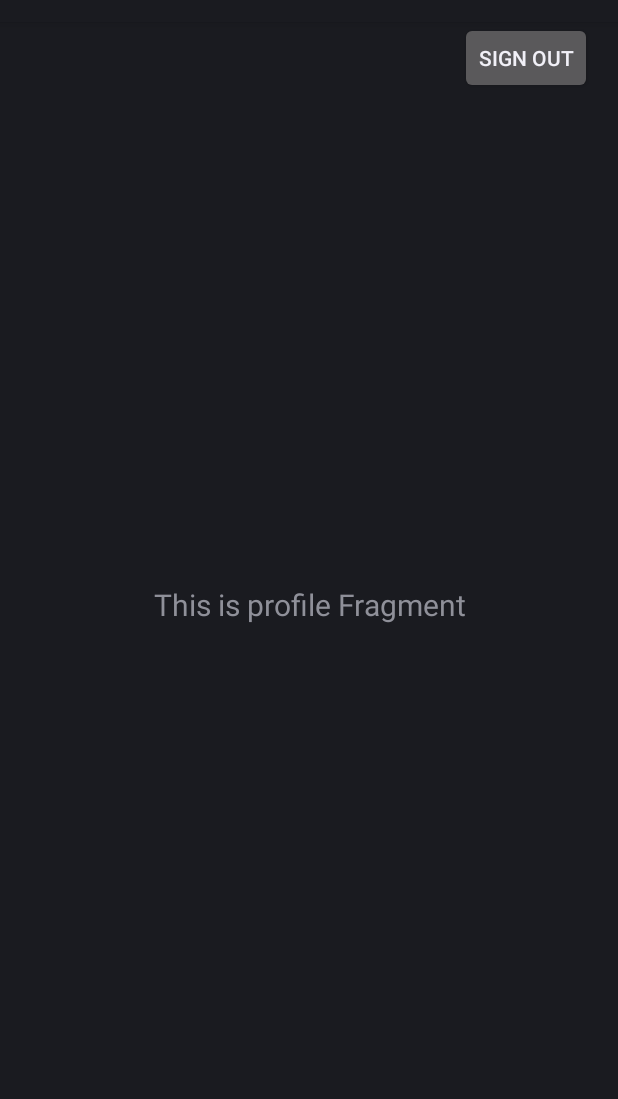
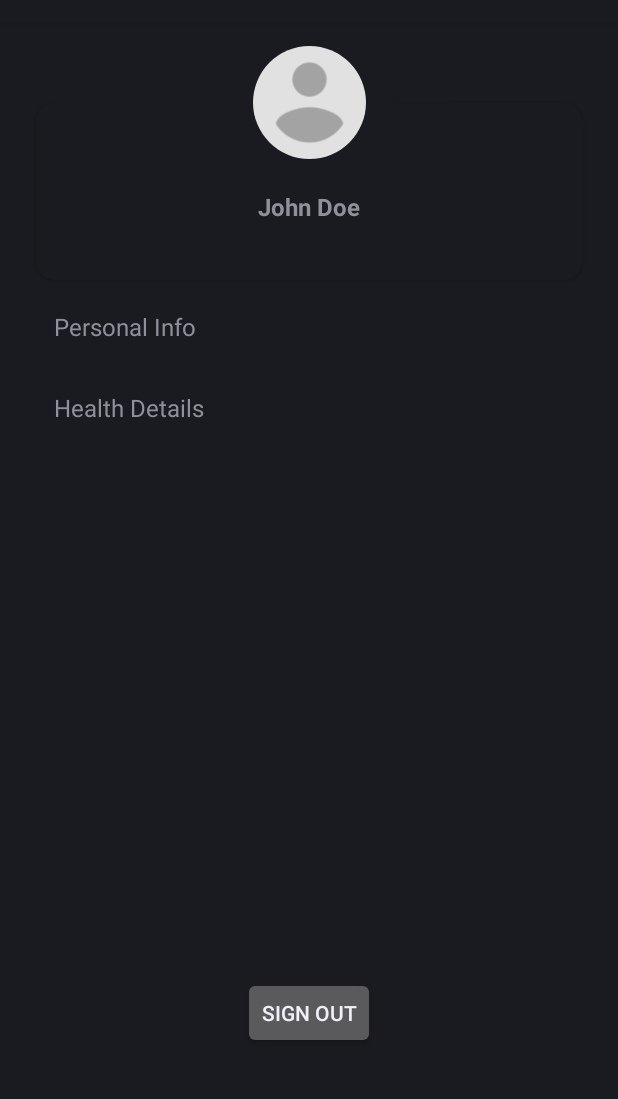
Before and after one commit to amanda849/cs446-project, an Android app built with Jetpack Compose: the fragment ProfileFragment shown on its own in the app's theme, on a phone screen of 412 x 824 dp, the part 62-1161 px from its top. Run offline under Robolectric (Android 15) with nearby library versions, the phone set to English and light mode, and no system bars; our stand-ins replace CircleImageView, Firebase (no records; nobody signed in at launch, a user with empty details on screens opened directly).

Commit message:
base layout for profile page ui

```diff
--- a/app/build.gradle.kts
+++ b/app/build.gradle.kts
@@ -55,6 +55,7 @@ dependencies {
     implementation("androidx.navigation:navigation-ui-ktx:2.7.7")
     implementation("androidx.legacy:legacy-support-v4:1.0.0")
     implementation("com.google.firebase:firebase-firestore-ktx:24.10.3")
+    implementation("de.hdodenhof:circleimageview:3.1.0")
     testImplementation("junit:junit:4.13.2")
     testImplementation("org.junit.jupiter:junit-jupiter:5.8.1")
     androidTestImplementation("androidx.test.ext:junit:1.1.5")
--- a/app/src/main/java/cs486/splash/ui/profile/ProfileFragment.kt
+++ b/app/src/main/java/cs486/splash/ui/profile/ProfileFragment.kt
@@ -31,8 +31,8 @@ class ProfileFragment : Fragment() {
         _binding = FragmentProfileBinding.inflate(inflater, container, false)
         val root: View = binding.root
 
-        val textView: TextView = binding.textProfile
-        profileViewModel.text.observe(viewLifecycleOwner) {
+        val textView: TextView = binding.userEmail
+        profileViewModel.useremail.observe(viewLifecycleOwner) {
             textView.text = it
         }
 
--- a/app/src/main/java/cs486/splash/ui/profile/ProfileViewModel.kt
+++ b/app/src/main/java/cs486/splash/ui/profile/ProfileViewModel.kt
@@ -3,10 +3,11 @@ package cs486.splash.ui.profile
 import androidx.lifecycle.LiveData
 import androidx.lifecycle.MutableLiveData
 import androidx.lifecycle.ViewModel
+import cs486.splash.models.UserRepository
 
 class ProfileViewModel : ViewModel() {
     private val _text = MutableLiveData<String>().apply {
-        value = "This is profile Fragment"
+        value = UserRepository.getUser()?.email
     }
-    val text: LiveData<String> = _text
+    val useremail: LiveData<String> = _text
 }
--- a/app/src/main/res/layout/fragment_profile.xml
+++ b/app/src/main/res/layout/fragment_profile.xml
@@ -2,34 +2,130 @@
 <androidx.constraintlayout.widget.ConstraintLayout xmlns:android="http://schemas.android.com/apk/res/android"
     xmlns:app="http://schemas.android.com/apk/res-auto"
     xmlns:tools="http://schemas.android.com/tools"
+    android:padding="16dp"
     android:layout_width="match_parent"
     android:layout_height="match_parent"
     tools:context=".ui.profile.ProfileFragment">
 
-    <TextView
-        android:id="@+id/text_profile"
+    <androidx.cardview.widget.CardView
+        android:id="@+id/profile_card"
         android:layout_width="match_parent"
         android:layout_height="wrap_content"
-        android:layout_marginStart="8dp"
-        android:layout_marginTop="8dp"
-        android:layout_marginEnd="8dp"
-        android:textAlignment="center"
-        android:textSize="20sp"
-        app:layout_constraintBottom_toBottomOf="parent"
+        android:layout_margin="8dp"
+        app:cardCornerRadius="12dp"
+        app:cardElevation="2dp"
         app:layout_constraintEnd_toEndOf="parent"
         app:layout_constraintStart_toStartOf="parent"
-        app:layout_constraintTop_toTopOf="parent" />
+        app:layout_constraintTop_toTopOf="parent"
+        app:layout_constraintBottom_toBottomOf="parent"
+        app:layout_constraintVertical_bias="0.05">
+
+        <LinearLayout
+            android:layout_width="match_parent"
+            android:layout_height="wrap_content"
+            android:layout_marginTop="50dp"
+            android:orientation="vertical"
+            android:padding="8dp">
+
+            <TextView
+                android:id="@+id/user_name"
+                android:layout_width="match_parent"
+                android:layout_height="wrap_content"
+                android:text="John Doe"
+                android:textAlignment="center"
+                android:textSize="16sp"
+                android:textStyle="bold" />
+
+            <TextView
+                android:id="@+id/user_email"
+                android:layout_width="match_parent"
+                android:layout_height="wrap_content"
+                android:layout_margin="4dp"
+                android:textAlignment="center"
+                android:textSize="16sp"
+                app:layout_constraintBottom_toBottomOf="parent"
+                app:layout_constraintTop_toBottomOf="@+id/user_name" />
+
+        </LinearLayout>
+    </androidx.cardview.widget.CardView>
+
+    <androidx.cardview.widget.CardView
+        android:id="@+id/personal_info_card"
+        android:layout_width="match_parent"
+        android:layout_height="wrap_content"
+        android:layout_margin="8dp"
+        app:cardCornerRadius="10dp"
+        app:cardElevation="2dp"
+        app:layout_constraintEnd_toEndOf="parent"
+        app:layout_constraintStart_toStartOf="parent"
+        app:layout_constraintTop_toBottomOf="@+id/profile_card">
+
+        <LinearLayout
+            android:layout_width="match_parent"
+            android:layout_height="wrap_content"
+            android:orientation="vertical"
+            android:padding="12dp">
+
+            <TextView
+                android:id="@+id/info_title"
+                android:layout_width="match_parent"
+                android:layout_height="wrap_content"
+                android:text="Personal Info"
+                android:textSize="16sp" />
+
+        </LinearLayout>
+    </androidx.cardview.widget.CardView>
+
+    <androidx.cardview.widget.CardView
+        android:id="@+id/health_info_card"
+        android:layout_width="match_parent"
+        android:layout_height="wrap_content"
+        android:layout_margin="8dp"
+        app:cardCornerRadius="10dp"
+        app:cardElevation="2dp"
+        app:layout_constraintEnd_toEndOf="parent"
+        app:layout_constraintStart_toStartOf="parent"
+        app:layout_constraintTop_toBottomOf="@+id/personal_info_card">
+
+        <LinearLayout
+            android:layout_width="match_parent"
+            android:layout_height="wrap_content"
+            android:orientation="vertical"
+            android:padding="12dp">
+
+            <TextView
+                android:id="@+id/health_title"
+                android:layout_width="match_parent"
+                android:layout_height="wrap_content"
+                android:text="Health Details"
+                android:textSize="16sp" />
+
+        </LinearLayout>
+    </androidx.cardview.widget.CardView>
+
+    <de.hdodenhof.circleimageview.CircleImageView
+        android:id="@+id/profile_image"
+        android:layout_width="75dp"
+        android:layout_height="75dp"
+        android:src="@drawable/placeholder_profile"
+        android:elevation="8dp"
+        app:layout_constraintTop_toTopOf="parent"
+        app:layout_constraintEnd_toEndOf="parent"
+        app:layout_constraintStart_toStartOf="parent"/>
 
     <!--Place holder sign-out button-->
     <Button
         android:id="@+id/signOutBtn"
         android:layout_width="wrap_content"
         android:layout_height="wrap_content"
+        android:layout_gravity="end"
+        android:layout_marginTop="16dp"
+        android:padding="6dp"
         android:text="@string/sign_out"
+        app:layout_constraintTop_toTopOf="parent"
         app:layout_constraintBottom_toBottomOf="parent"
         app:layout_constraintEnd_toEndOf="parent"
-        app:layout_constraintHorizontal_bias="0.947"
         app:layout_constraintStart_toStartOf="parent"
-        app:layout_constraintTop_toTopOf="parent"
-        app:layout_constraintVertical_bias="0.0" />
+        app:layout_constraintVertical_bias="0.9"/>
+
 </androidx.constraintlayout.widget.ConstraintLayout>
```
Also changed, not shown: app/src/main/res/drawable/placeholder_profile.png (added).
